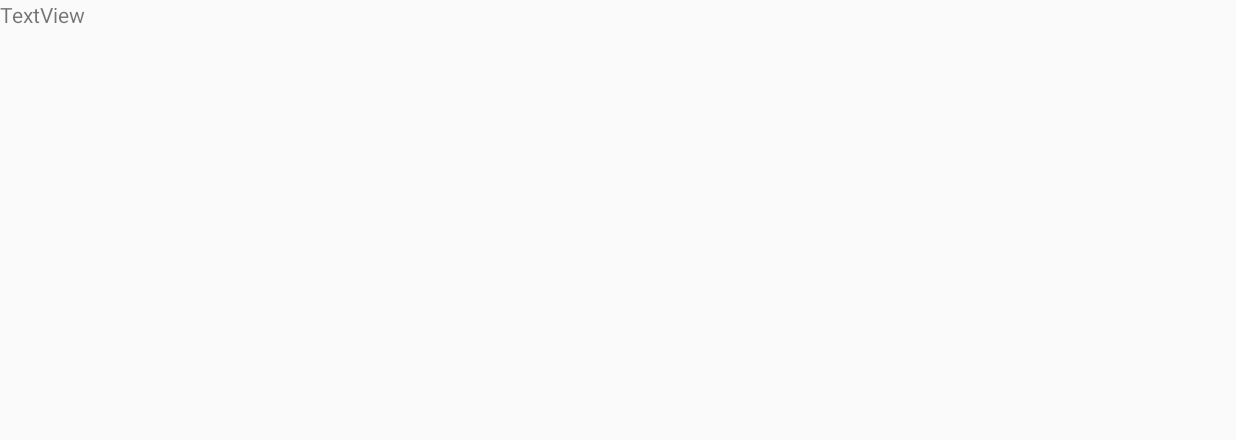
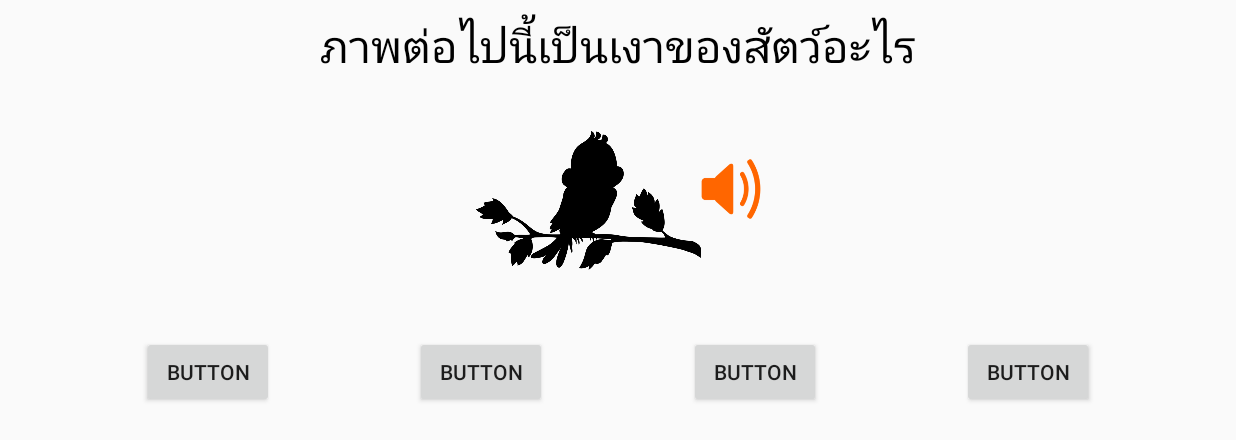
Before and after one commit to kungchik/animalforfun, an Android app: the screen it shows after launch (Game), on a phone screen of 824 x 412 dp (held sideways). Before the commit the part shown is almost empty. Shown: the top 440 px of the screen. Run offline under Robolectric (Android 15) with nearby library versions, the light colour scheme and no system bars.

Commit message:
Design Game UI Complete

```diff
--- a/app/src/main/res/layout/activity_game.xml
+++ b/app/src/main/res/layout/activity_game.xml
@@ -7,9 +7,81 @@
     android:orientation="horizontal"
     tools:context="comsci.sanoman.animalforfun.Game">
 
+    <ImageButton
+        android:id="@+id/imageButton"
+        android:layout_width="40dp"
+        android:layout_height="40dp"
+        android:layout_marginTop="55dp"
+        android:background="@null"
+        android:onClick="playSound"
+        android:scaleType="fitCenter"
+        app:layout_constraintLeft_toRightOf="@+id/imvQuestion"
+        app:layout_constraintRight_toRightOf="parent"
+        app:layout_constraintTop_toBottomOf="@+id/textView"
+        app:srcCompat="@drawable/volume" />
+
+    <ImageView
+        android:id="@+id/imvQuestion"
+        android:layout_width="150dp"
+        android:layout_height="150dp"
+        app:srcCompat="@drawable/bird_02"
+        app:layout_constraintTop_toBottomOf="@+id/textView"
+        app:layout_constraintLeft_toLeftOf="parent"
+        app:layout_constraintRight_toLeftOf="@+id/imageButton"
+        app:layout_constraintHorizontal_chainStyle="packed"
+        android:layout_marginTop="8dp" />
+
     <TextView
         android:id="@+id/textView"
         android:layout_width="wrap_content"
         android:layout_height="wrap_content"
-        android:text="TextView" />
+        android:text="@string/question"
+        android:textColor="@android:color/black"
+        android:textSize="@dimen/h1"
+        app:layout_constraintLeft_toLeftOf="parent"
+        app:layout_constraintRight_toRightOf="parent"
+        app:layout_constraintTop_toTopOf="parent"
+        android:layout_marginTop="8dp" />
+
+    <Button
+        android:id="@+id/btn1"
+        android:layout_width="wrap_content"
+        android:layout_height="wrap_content"
+        android:layout_marginTop="15dp"
+        android:onClick="choiceAns"
+        android:text="Button"
+        app:layout_constraintLeft_toLeftOf="parent"
+        app:layout_constraintRight_toLeftOf="@+id/btn2"
+        app:layout_constraintTop_toBottomOf="@+id/imvQuestion" />
+
+    <Button
+        android:id="@+id/btn2"
+        android:layout_width="wrap_content"
+        android:layout_height="wrap_content"
+        android:onClick="choiceAns"
+        android:text="Button"
+        app:layout_constraintLeft_toRightOf="@+id/btn1"
+        app:layout_constraintRight_toLeftOf="@+id/btn3"
+        app:layout_constraintTop_toTopOf="@+id/btn1" />
+
+    <Button
+        android:id="@+id/btn3"
+        android:layout_width="wrap_content"
+        android:layout_height="wrap_content"
+        android:onClick="choiceAns"
+        android:text="Button"
+        app:layout_constraintLeft_toRightOf="@+id/btn2"
+        app:layout_constraintRight_toLeftOf="@+id/btn4"
+        app:layout_constraintTop_toTopOf="@+id/btn2" />
+
+    <Button
+        android:id="@+id/btn4"
+        android:layout_width="wrap_content"
+        android:layout_height="wrap_content"
+        android:onClick="choiceAns"
+        android:text="Button"
+        app:layout_constraintLeft_toRightOf="@+id/btn3"
+        app:layout_constraintRight_toRightOf="parent"
+        app:layout_constraintTop_toTopOf="@+id/btn3" />
+
 </android.support.constraint.ConstraintLayout>
```
